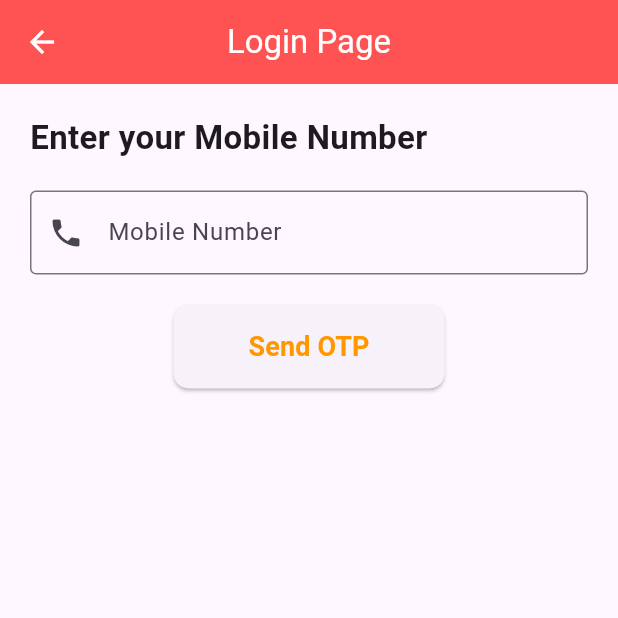
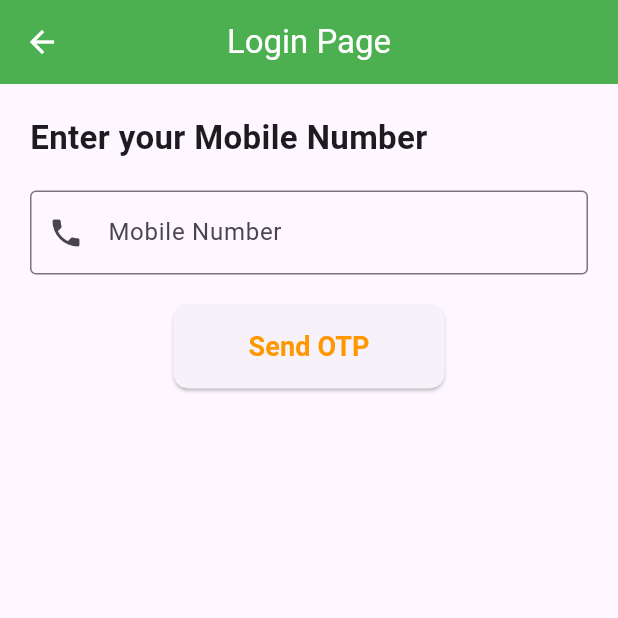
Before and after one commit to amit1035/flutter_mobile_auth, a Flutter app: the screen it shows after launch, on a phone screen of 412 x 824 dp, the top half of it. Run offline on Flutter 3.47's test engine with Material 3 defaults, Android fonts, the phone set to English and light mode, and no system bars; our stand-ins replace dio, retrofit; generated files the repository leaves out were written again.

Commit message:
Updated login page, added new folder, and removed old files

```diff
--- a/lib/screen/LoginScreen.dart
+++ b/lib/screen/LoginScreen.dart
@@ -68,7 +68,7 @@ class _LoginScreenState extends State<LoginScreen> {
   Widget build(BuildContext context) {
     return Scaffold(
       appBar: AppBar(
-        backgroundColor: Colors.redAccent,
+        backgroundColor: Colors.green,
         leading: IconButton(
           icon: Icon(Icons.arrow_back, color: Colors.white),
           onPressed: () => Navigator.pop(context),
```
Also changed, not shown: assets/images/login.png (deleted).
